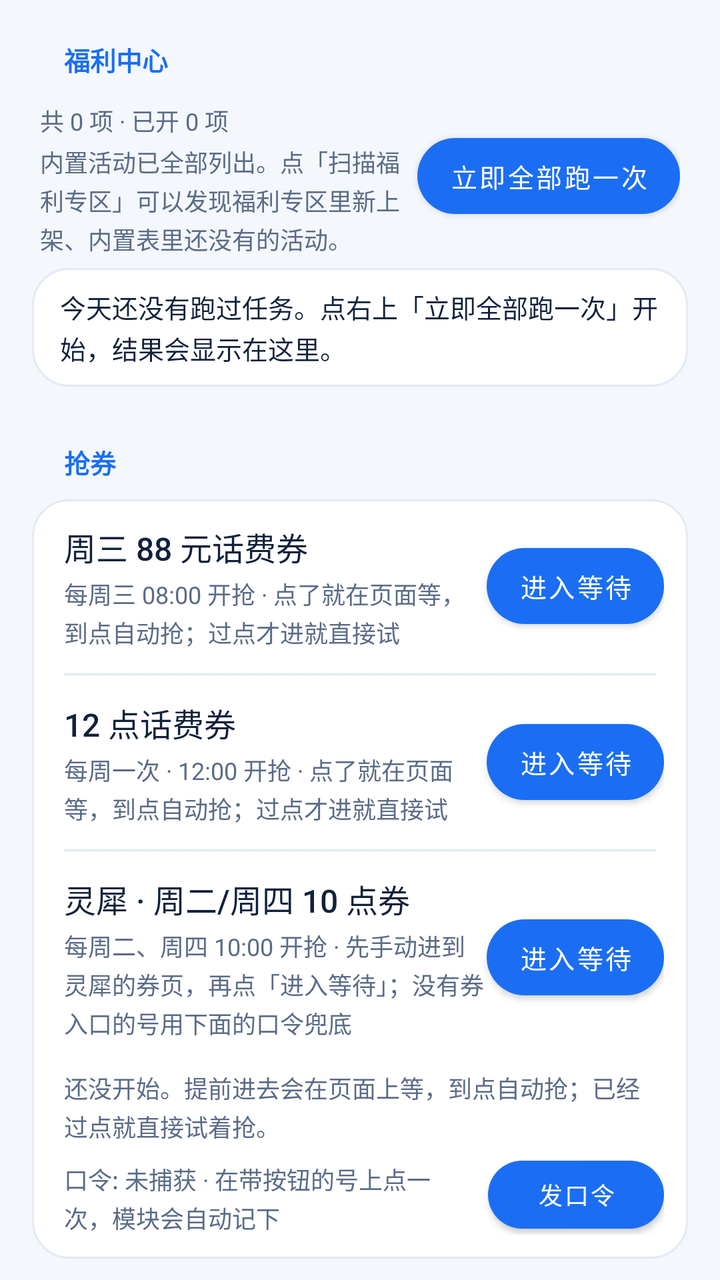
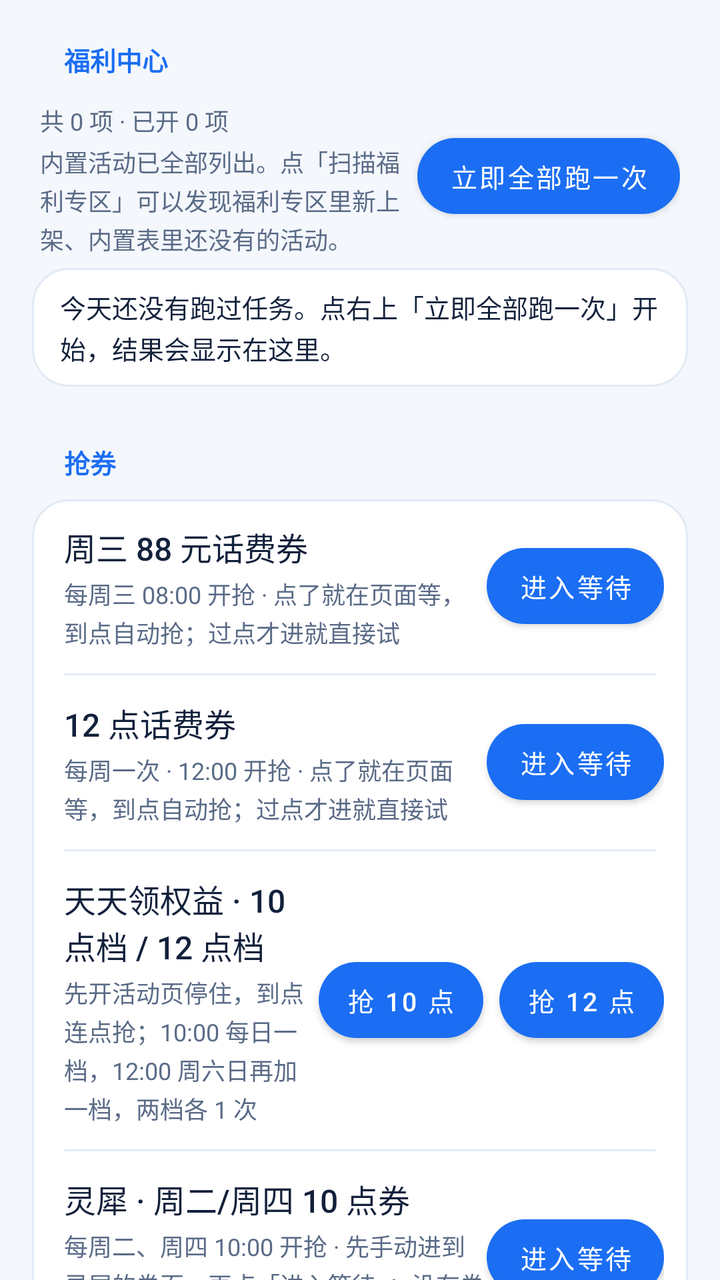

Compare the two renders of this Android layout. The source of the first and the diff that turns it into the second are given below.
<!-- AndroidManifest.xml: application theme Theme.CmccHook -->
<!-- res/layout/page_welfare.xml -->
<?xml version="1.0" encoding="utf-8"?>
<ScrollView xmlns:android="http://schemas.android.com/apk/res/android"
    xmlns:app="http://schemas.android.com/apk/res-auto"
    android:layout_width="match_parent"
    android:layout_height="match_parent"
    android:clipToPadding="false"
    android:fillViewport="true"
    android:scrollbars="none">

    <LinearLayout
        android:layout_width="match_parent"
        android:layout_height="wrap_content"
        android:orientation="vertical"
        android:paddingStart="16dp"
        android:paddingEnd="16dp"
        android:paddingBottom="24dp">

        <TextView
            style="@style/SectionTitle"
            android:layout_width="wrap_content"
            android:layout_height="wrap_content"
            android:text="@string/welfare_title" />

        
        <LinearLayout
            android:layout_width="match_parent"
            android:layout_height="wrap_content"
            android:gravity="center_vertical"
            android:orientation="horizontal"
            android:paddingStart="4dp"
            android:paddingEnd="4dp"
            android:paddingBottom="6dp">

            <LinearLayout
                android:layout_width="0dp"
                android:layout_height="wrap_content"
                android:layout_weight="1"
                android:orientation="vertical">

                <TextView
                    android:id="@+id/welfareSummary"
                    style="@style/RowDesc"
                    android:layout_width="match_parent"
                    android:layout_height="wrap_content"
                    android:text="@string/welfare_summary_placeholder" />

                <TextView
                    android:id="@+id/welfareAt"
                    style="@style/RowDesc"
                    android:layout_width="match_parent"
                    android:layout_height="wrap_content"
                    android:text="@string/welfare_never" />
            </LinearLayout>

            
            <com.google.android.material.button.MaterialButton
                android:id="@+id/btnWelfareRunAll"
                android:layout_width="wrap_content"
                android:layout_height="38dp"
                android:insetTop="0dp"
                android:insetBottom="0dp"
                android:text="@string/btn_all"
                android:textAllCaps="false"
                android:textColor="@color/on_primary"
                android:textSize="13sp"
                app:backgroundTint="@color/primary"
                app:cornerRadius="999dp"
                app:elevation="0dp" />
        </LinearLayout>

        
        <LinearLayout
            android:id="@+id/welfareResult"
            android:layout_width="match_parent"
            android:layout_height="wrap_content"
            android:layout_marginBottom="8dp"
            android:background="@drawable/bg_card"
            android:clickable="true"
            android:focusable="true"
            android:orientation="vertical"
            android:paddingStart="14dp"
            android:paddingTop="10dp"
            android:paddingEnd="14dp"
            android:paddingBottom="10dp">

            <TextView
                android:id="@+id/welfareResultLine"
                android:layout_width="match_parent"
                android:layout_height="wrap_content"
                android:lineSpacingExtra="2dp"
                android:text="@string/welfare_result_empty"
                android:textColor="@color/text_primary"
                android:textSize="13sp" />

            <TextView
                android:id="@+id/welfareResultHint"
                android:layout_width="match_parent"
                android:layout_height="wrap_content"
                android:layout_marginTop="4dp"
                android:gravity="end"
                android:text="@string/welfare_result_hint"
                android:textColor="@color/primary"
                android:textSize="11sp"
                android:visibility="gone" />
        </LinearLayout>

        
        <TextView
            style="@style/SectionTitle"
            android:layout_width="wrap_content"
            android:layout_height="wrap_content"
            android:text="@string/grab_title" />

        <LinearLayout
            style="@style/CardBox"
            android:layout_width="match_parent"
            android:layout_height="wrap_content">

            <LinearLayout
                android:layout_width="match_parent"
                android:layout_height="wrap_content"
                android:gravity="center_vertical"
                android:orientation="horizontal"
                android:paddingStart="16dp"
                android:paddingTop="12dp"
                android:paddingEnd="12dp"
                android:paddingBottom="12dp">

                <LinearLayout
                    android:layout_width="0dp"
                    android:layout_height="wrap_content"
                    android:layout_weight="1"
                    android:orientation="vertical">

                    <TextView
                        style="@style/RowTitle"
                        android:layout_width="match_parent"
                        android:layout_height="wrap_content"
                        android:text="@string/grab_wed" />

                    <TextView
                        style="@style/RowDesc"
                        android:layout_width="match_parent"
                        android:layout_height="wrap_content"
                        android:text="@string/grab_wed_desc" />
                </LinearLayout>

                <com.google.android.material.button.MaterialButton
                    android:id="@+id/btnGrabWed"
                    android:layout_width="wrap_content"
                    android:layout_height="38dp"
                    android:insetTop="0dp"
                    android:insetBottom="0dp"
                    android:text="@string/grab_enter"
                    android:textAllCaps="false"
                    android:textColor="@color/on_primary"
                    android:textSize="13sp"
                    app:backgroundTint="@color/primary"
                    app:cornerRadius="999dp"
                    app:elevation="0dp" />
            </LinearLayout>

            <View
                android:layout_width="match_parent"
                android:layout_height="1dp"
                android:layout_marginStart="16dp"
                android:layout_marginEnd="16dp"
                android:background="@color/divider" />

            <LinearLayout
                android:layout_width="match_parent"
                android:layout_height="wrap_content"
                android:gravity="center_vertical"
                android:orientation="horizontal"
                android:paddingStart="16dp"
                android:paddingTop="12dp"
                android:paddingEnd="12dp"
                android:paddingBottom="12dp">

                <LinearLayout
                    android:layout_width="0dp"
                    android:layout_height="wrap_content"
                    android:layout_weight="1"
                    android:orientation="vertical">

                    <TextView
                        style="@style/RowTitle"
                        android:layout_width="match_parent"
                        android:layout_height="wrap_content"
                        android:text="@string/grab_noon" />

                    <TextView
                        style="@style/RowDesc"
                        android:layout_width="match_parent"
                        android:layout_height="wrap_content"
                        android:text="@string/grab_noon_desc" />
                </LinearLayout>

                <com.google.android.material.button.MaterialButton
                    android:id="@+id/btnGrabNoon"
                    android:layout_width="wrap_content"
                    android:layout_height="38dp"
                    android:insetTop="0dp"
                    android:insetBottom="0dp"
                    android:text="@string/grab_enter"
                    android:textAllCaps="false"
                    android:textColor="@color/on_primary"
                    android:textSize="13sp"
                    app:backgroundTint="@color/primary"
                    app:cornerRadius="999dp"
                    app:elevation="0dp" />
            </LinearLayout>

            <View
                android:layout_width="match_parent"
                android:layout_height="1dp"
                android:layout_marginStart="16dp"
                android:layout_marginEnd="16dp"
                android:background="@color/divider" />

            <LinearLayout
                android:layout_width="match_parent"
                android:layout_height="wrap_content"
                android:gravity="center_vertical"
                android:orientation="horizontal"
                android:paddingStart="16dp"
                android:paddingTop="12dp"
                android:paddingEnd="12dp"
                android:paddingBottom="12dp">

                <LinearLayout
                    android:layout_width="0dp"
                    android:layout_height="wrap_content"
                    android:layout_weight="1"
                    android:orientation="vertical">

                    <TextView
                        style="@style/RowTitle"
                        android:layout_width="match_parent"
                        android:layout_height="wrap_content"
                        android:text="@string/grab_lingxi" />

                    <TextView
                        style="@style/RowDesc"
                        android:layout_width="match_parent"
                        android:layout_height="wrap_content"
                        android:text="@string/grab_lingxi_desc" />
                </LinearLayout>

                <com.google.android.material.button.MaterialButton
                    android:id="@+id/btnGrabLingxi"
                    android:layout_width="wrap_content"
                    android:layout_height="38dp"
                    android:insetTop="0dp"
                    android:insetBottom="0dp"
                    android:text="@string/grab_enter"
                    android:textAllCaps="false"
                    android:textColor="@color/on_primary"
                    android:textSize="13sp"
                    app:backgroundTint="@color/primary"
                    app:cornerRadius="999dp"
                    app:elevation="0dp" />
            </LinearLayout>

            <TextView
                android:id="@+id/grabStatus"
                style="@style/RowDesc"
                android:layout_width="match_parent"
                android:layout_height="wrap_content"
                android:paddingStart="16dp"
                android:paddingEnd="16dp"
                android:paddingBottom="6dp"
                android:text="@string/grab_idle" />

            <LinearLayout
                android:layout_width="match_parent"
                android:layout_height="wrap_content"
                android:gravity="center_vertical"
                android:orientation="horizontal"
                android:paddingStart="16dp"
                android:paddingEnd="12dp"
                android:paddingBottom="12dp">

                <TextView
                    android:id="@+id/lingxiCmdState"
                    style="@style/RowDesc"
                    android:layout_width="0dp"
                    android:layout_height="wrap_content"
                    android:layout_weight="1"
                    android:text="@string/lingxi_cmd_none" />

                <com.google.android.material.button.MaterialButton
                    android:id="@+id/btnLingxiSend"
                    android:layout_width="wrap_content"
                    android:layout_height="34dp"
                    android:layout_marginStart="8dp"
                    android:insetTop="0dp"
                    android:insetBottom="0dp"
                    android:text="@string/lingxi_send"
                    android:textAllCaps="false"
                    android:textColor="@color/on_primary"
                    android:textSize="12sp"
                    app:backgroundTint="@color/primary"
                    app:cornerRadius="999dp"
                    app:elevation="0dp" />
            </LinearLayout>
        </LinearLayout>

        <LinearLayout
            android:id="@+id/welfareList"
            android:layout_width="match_parent"
            android:layout_height="wrap_content"
            android:orientation="vertical" />

        <TextView
            style="@style/SectionTitle"
            android:layout_width="wrap_content"
            android:layout_height="wrap_content"
            android:layout_marginTop="8dp"
            android:text="@string/probe_title" />

        <LinearLayout
            style="@style/CardBox"
            android:layout_width="match_parent"
            android:layout_height="wrap_content"
            android:orientation="vertical">

            <TextView
                style="@style/RowDesc"
                android:layout_width="match_parent"
                android:layout_height="wrap_content"
                android:paddingStart="16dp"
                android:paddingTop="12dp"
                android:paddingEnd="16dp"
                android:paddingBottom="4dp"
                android:text="@string/probe_hint" />

            <TextView
                android:id="@+id/probeSummary"
                style="@style/RowDesc"
                android:layout_width="match_parent"
                android:layout_height="wrap_content"
                android:paddingStart="16dp"
                android:paddingTop="4dp"
                android:paddingEnd="16dp"
                android:paddingBottom="8dp"
                android:text="@string/probe_no_report" />

            <LinearLayout
                android:layout_width="match_parent"
                android:layout_height="wrap_content"
                android:gravity="end"
                android:orientation="horizontal"
                android:paddingStart="16dp"
                android:paddingEnd="16dp"
                android:paddingBottom="12dp">

                <com.google.android.material.button.MaterialButton
                    android:id="@+id/btnProbeExport"
                    style="@style/Widget.Material3.Button.TextButton"
                    android:layout_width="wrap_content"
                    android:layout_height="40dp"
                    android:insetTop="0dp"
                    android:insetBottom="0dp"
                    android:text="@string/probe_export"
                    android:textAllCaps="false"
                    android:textSize="13sp" />

                <com.google.android.material.button.MaterialButton
                    android:id="@+id/btnProbeStart"
                    android:layout_width="wrap_content"
                    android:layout_height="40dp"
                    android:layout_marginStart="8dp"
                    android:insetTop="0dp"
                    android:insetBottom="0dp"
                    android:text="@string/probe_start"
                    android:textAllCaps="false"
                    android:textColor="@color/on_primary"
                    android:textSize="13sp"
                    app:backgroundTint="@color/primary"
                    app:cornerRadius="999dp"
                    app:elevation="0dp" />
            </LinearLayout>
        </LinearLayout>
    </LinearLayout>
</ScrollView>
<!-- resources referenced by this layout -->
<resources>
  <color name="divider">#E2EAF5</color>
  <color name="on_primary">#FFFFFF</color>
  <color name="primary">#1B6EF3</color>
  <color name="text_primary">#12213B</color>
  <!-- drawable bg_card (drawable) -->
  <?xml version="1.0" encoding="utf-8"?>
  <shape xmlns:android="http://schemas.android.com/apk/res/android"
      android:shape="rectangle">
      <solid android:color="@color/container_low" />
      <stroke android:width="1dp" android:color="@color/divider" />
      <corners android:radius="18dp" />
  </shape>
  <string name="btn_all">立即全部跑一次</string>
  <string name="grab_enter">进入等待</string>
  <string name="grab_idle">还没开始。提前进去会在页面上等，到点自动抢；已经过点就直接试着抢。</string>
  <string name="grab_lingxi">灵犀 · 周二/周四 10 点券</string>
  <string name="grab_lingxi_desc">每周二、周四 10:00 开抢 · 先手动进到灵犀的券页，再点「进入等待」；没有券入口的号用下面的口令兜底</string>
  <string name="grab_noon">12 点话费券</string>
  <string name="grab_noon_desc">每周一次 · 12:00 开抢 · 点了就在页面等，到点自动抢；过点才进就直接试</string>
  <string name="grab_title">抢券</string>
  <string name="grab_wed">周三 88 元话费券</string>
  <string name="grab_wed_desc">每周三 08:00 开抢 · 点了就在页面等，到点自动抢；过点才进就直接试</string>
  <string name="lingxi_cmd_none">口令: 未捕获 · 在带按钮的号上点一次，模块会自动记下</string>
  <string name="lingxi_send">发口令</string>
  <string name="probe_export">导出原始数据</string>
  <string name="probe_hint">这里扫的是福利专区首页，只管发现「内置表里还没有的新活动」，约 10～15 秒，全程不点活动、不跳转。想给某个活动写执行逻辑，去上面点那一行 →「采集这个活动」，采的是那一个页面内部的控件和接口。</string>
  <string name="probe_no_report">还没扫描过。点「扫描福利专区」可以查有没有新上架的活动。</string>
  <string name="probe_start">扫描福利专区</string>
  <string name="probe_title">扫描福利专区（找新活动）</string>
  <string name="welfare_never">内置活动已全部列出。点「扫描福利专区」可以发现福利专区里新上架、内置表里还没有的活动。</string>
  <string name="welfare_result_empty">今天还没有跑过任务。点右上「立即全部跑一次」开始，结果会显示在这里。</string>
  <string name="welfare_result_hint">点此查看任务明细 ›</string>
  <string name="welfare_summary_placeholder">共 0 项 · 已开 0 项</string>
  <string name="welfare_title">福利中心</string>
  <style name="CardBox">
          <item name="android:background">@drawable/bg_card</item>
          <item name="android:orientation">vertical</item>
      </style>
  <style name="RowDesc">
          <item name="android:textSize">12sp</item>
          <item name="android:textColor">@color/text_secondary</item>
          <item name="android:lineSpacingExtra">2dp</item>
          <item name="android:paddingTop">3dp</item>
      </style>
  <style name="RowTitle">
          <item name="android:textSize">16sp</item>
          <item name="android:fontFamily">sans-serif-medium</item>
          <item name="android:textColor">@color/text_primary</item>
      </style>
  <style name="SectionTitle">
          <item name="android:textSize">13sp</item>
          <item name="android:fontFamily">sans-serif-medium</item>
          <item name="android:textStyle">bold</item>
          <item name="android:textColor">@color/primary</item>
          <item name="android:paddingStart">16dp</item>
          <item name="android:paddingEnd">16dp</item>
          <item name="android:paddingTop">20dp</item>
          <item name="android:paddingBottom">9dp</item>
      </style>
  <color name="container_low">#FFFFFF</color>
  <color name="text_secondary">#5A6B87</color>
  <color name="primary_dark">#0B4FC4</color>
  <color name="surface">#FFFFFF</color>
  <color name="background">#F4F7FC</color>
  <color name="brand_start">#1B6EF3</color>
  <!-- unchanged entries left out for length: 1 -->
</resources>

<!-- the commit's change to res/layout/page_welfare.xml (unified diff, before → after) -->
@@ -238,6 +238,78 @@
                         style="@style/RowTitle"
                         android:layout_width="match_parent"
                         android:layout_height="wrap_content"
+                        android:text="@string/grab_perks" />
+
+                    <TextView
+                        style="@style/RowDesc"
+                        android:layout_width="match_parent"
+                        android:layout_height="wrap_content"
+                        android:text="@string/grab_perks_desc" />
+                </LinearLayout>
+
+                <com.google.android.material.button.MaterialButton
+                    android:id="@+id/btnGrabPerks10"
+                    android:layout_width="wrap_content"
+                    android:layout_height="38dp"
+                    android:insetTop="0dp"
+                    android:insetBottom="0dp"
+                    android:minWidth="0dp"
+                    android:paddingStart="14dp"
+                    android:paddingEnd="14dp"
+                    android:text="@string/grab_perks10"
+                    android:textAllCaps="false"
+                    android:textColor="@color/on_primary"
+                    android:textSize="13sp"
+                    app:backgroundTint="@color/primary"
+                    app:cornerRadius="999dp"
+                    app:elevation="0dp" />
+
+                <com.google.android.material.button.MaterialButton
+                    android:id="@+id/btnGrabPerks12"
+                    android:layout_width="wrap_content"
+                    android:layout_height="38dp"
+                    android:layout_marginStart="8dp"
+                    android:insetTop="0dp"
+                    android:insetBottom="0dp"
+                    android:minWidth="0dp"
+                    android:paddingStart="14dp"
+                    android:paddingEnd="14dp"
+                    android:text="@string/grab_perks12"
+                    android:textAllCaps="false"
+                    android:textColor="@color/on_primary"
+                    android:textSize="13sp"
+                    app:backgroundTint="@color/primary"
+                    app:cornerRadius="999dp"
+                    app:elevation="0dp" />
+            </LinearLayout>
+
+            <View
+                android:layout_width="match_parent"
+                android:layout_height="1dp"
+                android:layout_marginStart="16dp"
+                android:layout_marginEnd="16dp"
+                android:background="@color/divider" />
+
+            <LinearLayout
+                android:layout_width="match_parent"
+                android:layout_height="wrap_content"
+                android:gravity="center_vertical"
+                android:orientation="horizontal"
+                android:paddingStart="16dp"
+                android:paddingTop="12dp"
+                android:paddingEnd="12dp"
+                android:paddingBottom="12dp">
+
+                <LinearLayout
+                    android:layout_width="0dp"
+                    android:layout_height="wrap_content"
+                    android:layout_weight="1"
+                    android:orientation="vertical">
+
+                    <TextView
+                        style="@style/RowTitle"
+                        android:layout_width="match_parent"
+                        android:layout_height="wrap_content"
                         android:text="@string/grab_lingxi" />
 
                     <TextView
<!-- resource entries referenced after the edit -->
@@ -19,6 +19,10 @@
   <string name="grab_lingxi_desc">每周二、周四 10:00 开抢 · 先手动进到灵犀的券页，再点「进入等待」；没有券入口的号用下面的口令兜底</string>
   <string name="grab_noon">12 点话费券</string>
   <string name="grab_noon_desc">每周一次 · 12:00 开抢 · 点了就在页面等，到点自动抢；过点才进就直接试</string>
+  <string name="grab_perks">天天领权益 · 10 点档 / 12 点档</string>
+  <string name="grab_perks10">抢 10 点</string>
+  <string name="grab_perks12">抢 12 点</string>
+  <string name="grab_perks_desc">先开活动页停住，到点连点抢；10:00 每日一档，12:00 周六日再加一档，两档各 1 次</string>
   <string name="grab_title">抢券</string>
   <string name="grab_wed">周三 88 元话费券</string>
   <string name="grab_wed_desc">每周三 08:00 开抢 · 点了就在页面等，到点自动抢；过点才进就直接试</string>
